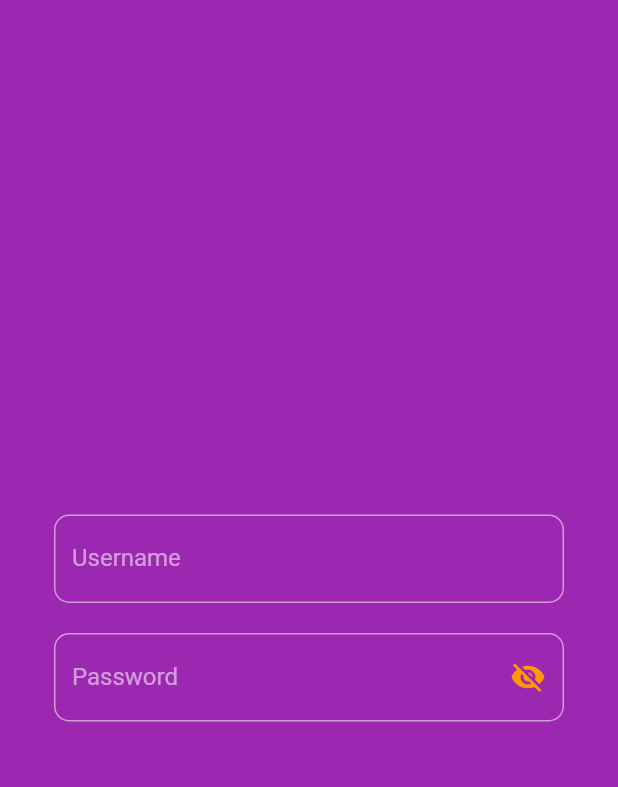
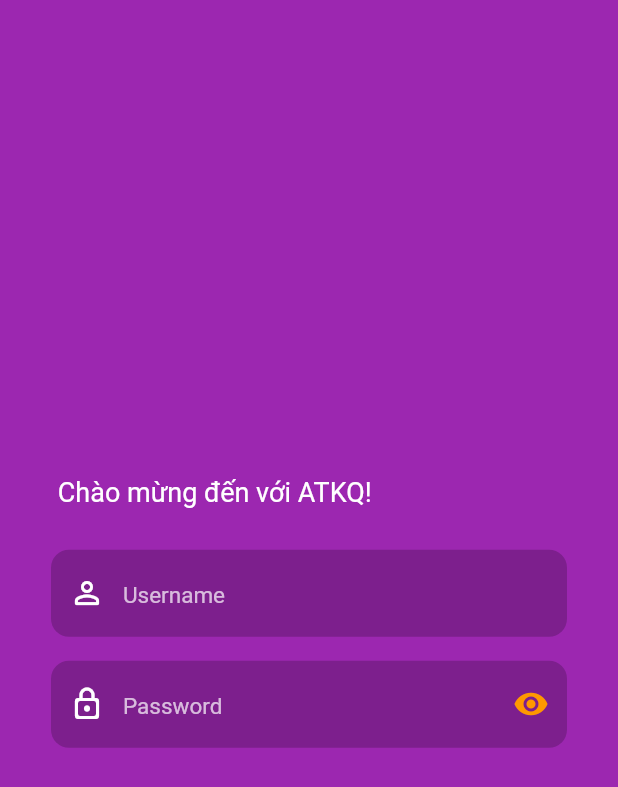
Before and after one commit to hnq-jan8/int_tp_app, a Flutter app: the screen it shows after launch, on a phone screen of 412 x 824 dp. Shown: the top 787 px of the screen. Run offline on Flutter 3.47's test engine with Material 2 defaults, Android fonts, the phone set to English and light mode, and no system bars.

Commit message:
. Add "Welcome" text above the 2 fields . Fix align texts and label . Add 2 prefixIcons

```diff
--- a/lib/login.dart
+++ b/lib/login.dart
@@ -16,33 +16,55 @@ class _LoginState extends State<Login> {
 
   bool _isObscure = true;
 
-  InputDecoration inputDecor(String label) {
-    return InputDecoration(
+  Container signInContainer({label = 'Username'}) {
+    return Container(
+      constraints: const BoxConstraints(
+        maxWidth: 360,
+        // maxHeight: 73,
+      ),
+      padding: const EdgeInsets.all(8),
+      child: TextField(
+        obscureText: label == 'Password' ? _isObscure : false,
+        onTapOutside: (event) => FocusScope.of(context).unfocus(),
+        cursorColor: Colors.orange,
+        textAlignVertical: const TextAlignVertical(y: 0.4),
+        style: const TextStyle(
+          color: Colors.white,
+          fontSize: 15,
+        ),
+        decoration: InputDecoration(
+          filled: true,
+          fillColor: Colors.black.withOpacity(0.2),
+          labelText: label,
+          floatingLabelBehavior: FloatingLabelBehavior.never,
+          labelStyle: const TextStyle(
+            color: Colors.white70,
+          ),
+          alignLabelWithHint: true,
+          hintText: 'Nhập ${label.toLowerCase()}',
+          hintStyle: const TextStyle(
+            color: Colors.white38,
+          ),
           enabledBorder: const OutlineInputBorder(
-        borderRadius: BorderRadius.all(Radius.circular(10)),
-        borderSide: BorderSide(
-          color: Colors.white54,
-          // width: 2,
-        ),
+            borderRadius: BorderRadius.all(Radius.circular(12)),
+            borderSide: BorderSide.none,
           ),
           focusedBorder: const OutlineInputBorder(
             borderSide: BorderSide(
-          color: Colors.deepOrange,
-          width: 2,
+              color: Colors.white70,
             ),
             borderRadius: BorderRadius.all(Radius.circular(10)),
           ),
-      labelText: label,
-      labelStyle: const TextStyle(
-        color: Colors.white54,
-      ),
-      floatingLabelStyle: TextStyle(
-        color: Colors.orange[400],
+          prefixIcon: Icon(
+            label == 'Username'
+                ? Icons.person_outline_rounded
+                : Icons.lock_outline_rounded,
+            color: Colors.white,
           ),
           suffixIcon: label == 'Password'
               ? IconButton(
                   icon: Icon(
-                _isObscure ? Icons.visibility_off : Icons.visibility,
+                    !_isObscure ? Icons.visibility_off : Icons.visibility,
                     color: Colors.orange,
                   ),
                   onPressed: () {
@@ -50,6 +72,8 @@ class _LoginState extends State<Login> {
                   },
                 )
               : null,
+        ),
+      ),
     );
   }
 
@@ -61,21 +85,18 @@ class _LoginState extends State<Login> {
       children: <Widget>[
         Container(
           constraints: const BoxConstraints(maxWidth: 360),
-          padding: const EdgeInsets.all(10),
-          child: TextField(
-            style: const TextStyle(color: Colors.white),
-            decoration: inputDecor('Username'),
+          alignment: Alignment.centerLeft,
+          margin: const EdgeInsets.only(bottom: 20, left: 25),
+          child: const Text(
+            'Chào mừng đến với ATKQ!',
+            style: TextStyle(
+              color: Colors.white,
+              fontSize: 18,
             ),
           ),
-        Container(
-          constraints: const BoxConstraints(maxWidth: 360),
-          padding: const EdgeInsets.all(10),
-          child: TextField(
-            style: const TextStyle(color: Colors.white),
-            obscureText: _isObscure,
-            decoration: inputDecor('Password'),
         ),
-        ),
+        signInContainer(),
+        signInContainer(label: 'Password'),
       ],
     );
   }
```
Lines whose indentation alone changed are shown as unchanged.
